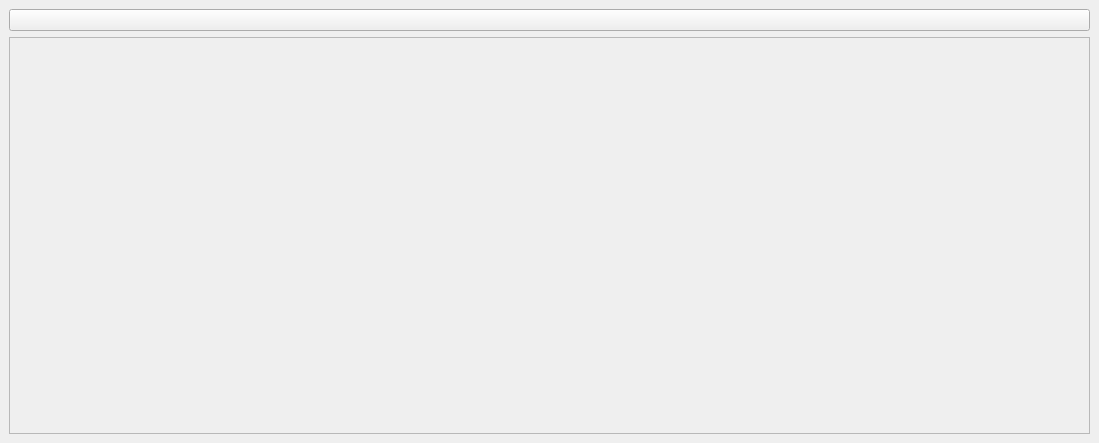
Old version of the form scripts/python/lvnodeutils/lvnodeutils.ui in the repository lukevanlukevan/LV-Tools.
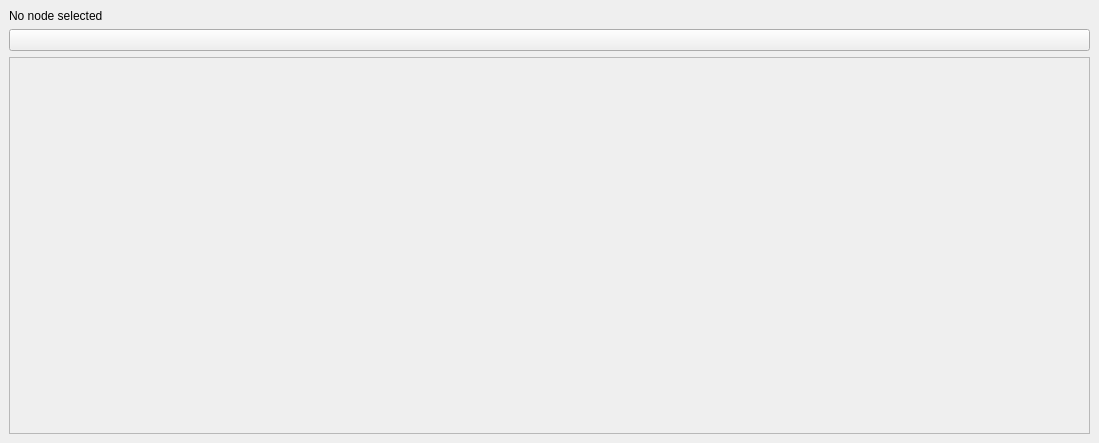
New version of the form.

Commit message: Added NodeUtils pypanel :) Try it out

Diff of the .ui file:
```diff
--- a/scripts/python/lvnodeutils/lvnodeutils.ui
+++ b/scripts/python/lvnodeutils/lvnodeutils.ui
@@ -21,6 +21,16 @@
     </sizepolicy>
    </property>
    <layout class="QVBoxLayout" name="verticalLayout">
+    <property name="sizeConstraint">
+     <enum>QLayout::SetMinimumSize</enum>
+    </property>
+    <item>
+     <widget class="QLabel" name="nodeLabel">
+      <property name="text">
+       <string>No node selected</string>
+      </property>
+     </widget>
+    </item>
     <item>
      <layout class="QGridLayout" name="mainGrid">
       <property name="sizeConstraint">
@@ -31,8 +41,14 @@
       </property>
       <item row="0" column="0">
        <layout class="QHBoxLayout" name="horizontalLayout">
+        <property name="sizeConstraint">
+         <enum>QLayout::SetMinimumSize</enum>
+        </property>
         <item>
          <widget class="QPushButton" name="hori">
+          <property name="styleSheet">
+           <string notr="true">ho</string>
+          </property>
           <property name="text">
            <string/>
           </property>
@@ -51,7 +67,7 @@
            <x>0</x>
            <y>0</y>
            <width>1071</width>
-           <height>373</height>
+           <height>349</height>
           </rect>
          </property>
          <layout class="QVBoxLayout" name="verticalLayout_2">
```
The commit also changes 4 other files.
